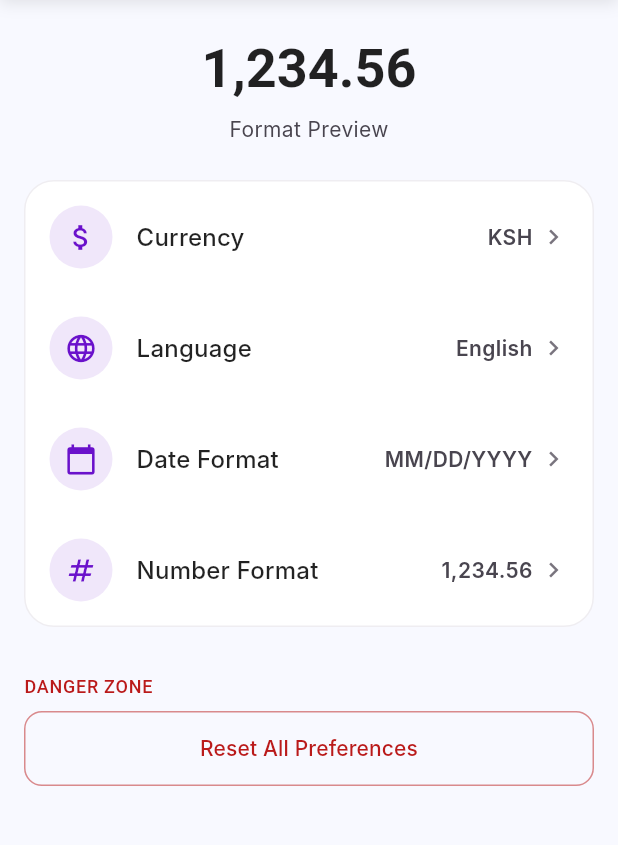
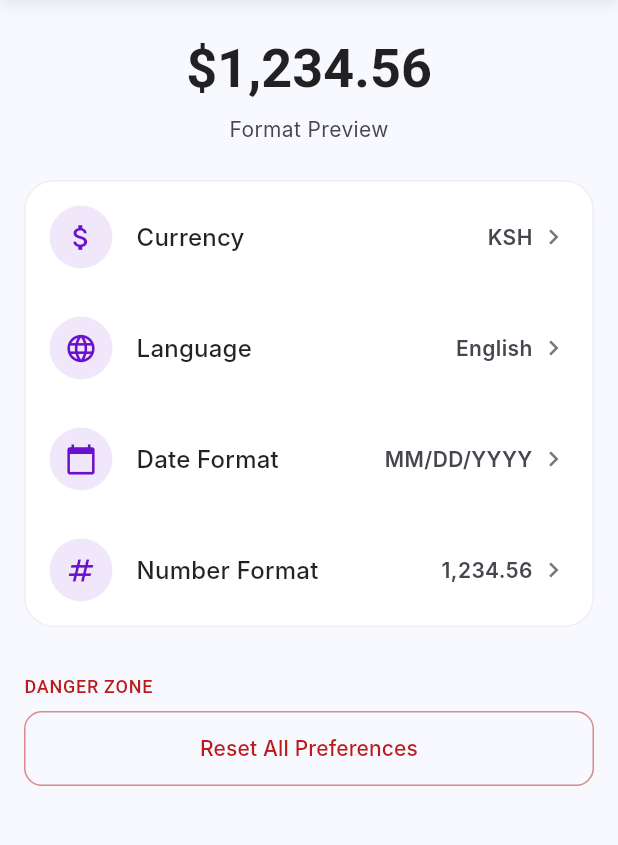
Before and after one commit to Max22577/Flutter_personal_finance_app, a Flutter app: the SettingsPage screen opened by its route, after a tap on "General Settings", on a phone screen of 412 x 824 dp, the part 84-929 px from its top. Run offline on Flutter 3.47's test engine with Material 3 defaults, Android fonts, the phone set to English and light mode, and no system bars; our stand-ins replace animate_do, cloud_firestore, firebase_auth, firebase_core, firebase_storage, fl_chart and 6 more; accounts and stored records are empty; Roboto replaces fonts that are missing (Inter).

Commit message:
Refactored my settings feature

```diff
--- a/lib/core/providers/currency_provider.dart
+++ b/lib/core/providers/currency_provider.dart
@@ -16,12 +16,16 @@
     notifyListeners();
   }
 
-  // Create a formatter instance that updates whenever the code changes
-  CurrencyFormatter get formatter => CurrencyFormatter(currency);
+  CurrencyFormatter? _cachedFormatter;
 
-  // The method your Settings page will call
+  CurrencyFormatter get formatter {
+    _cachedFormatter ??= CurrencyFormatter(currency);
+    return _cachedFormatter!;
+  }
+
   Future<void> updateCurrency(String newCode) async {
     _currentCurrency = newCode;
+    _cachedFormatter = null;
     await _prefs.setCurrency(newCode);
 
     notifyListeners();
--- a/lib/core/utils/currency_formatter.dart
+++ b/lib/core/utils/currency_formatter.dart
@@ -6,24 +6,39 @@
 
   CurrencyFormatter(this.currency);
 
-  // 1. Standard Format: $1,234.56
+  // Standard Format: $1,234.56
   String formatNumber(double amount, String locale) {
-    final format = NumberFormat.decimalPattern(locale);
+    final format = NumberFormat.currency(
+      locale: locale,
+      symbol: currency.symbol,
+      decimalDigits: 2,
+    );
     return format.format(amount);
   }
 
-  // 2. Compact Format: $1.2K or $2.5M
+  // Compact Format: $1.2K or $2.5M
+  String formatDisplay(double amount, String locale) {
+    final symbol = currency.symbol;
+    if (amount == amount.toInt()) {
+      // Formats as $1,234
+      return NumberFormat.currency(
+        locale: locale,
+        symbol: symbol,
+        decimalDigits: 0
+      ).format(amount);
+    }
+    // Formats as $1,234.56
+    return NumberFormat.currency(
+      locale: locale,
+      symbol: symbol,
+      decimalDigits: 2
+    ).format(amount);
+  }
+
   String formatCompact(double amount, String locale) {
     final format = NumberFormat.compact(locale: locale);
-    return format.format(amount);
+    return '${currency.symbol}${format.format(amount)}';
   }
 
-  // 3. Simple Display: No decimals for whole numbers
-  String formatDisplay(double amount, String locale) {
-    if (amount == amount.toInt()) {
-      return NumberFormat.decimalPattern(locale).format(amount);
-    }
-    return NumberFormat("#,##0.00", locale).format(amount);
-  }
 
 }
--- a/lib/features/settings/pages/general_settings_page.dart
+++ b/lib/features/settings/pages/general_settings_page.dart
@@ -1,9 +1,11 @@
 import 'package:flutter/material.dart';
 import 'package:personal_fin/core/providers/currency_provider.dart';
 import 'package:personal_fin/core/providers/language_provider.dart';
+import 'package:personal_fin/core/utils/app_feedback.dart';
 import 'package:personal_fin/core/widgets/custom_appbar.dart';
-import 'package:personal_fin/features/settings/widgets/currency_picker.dart';
 import 'package:personal_fin/features/settings/view_models/general_settings_view_model.dart';
+import 'package:personal_fin/features/settings/widgets/general_settings/currency_picker.dart';
+import 'package:personal_fin/features/settings/widgets/general_settings/hero_header.dart';
 import 'package:personal_fin/models/currency.dart';
 import 'package:personal_fin/models/setting_item.dart';
 import 'package:provider/provider.dart';
@@ -11,7 +13,175 @@
 class GeneralSettingsPage extends StatelessWidget {
   const GeneralSettingsPage({super.key});
 
-  Future<void> _showCurrencyPicker(BuildContext context, GeneralSettingsViewModel vm) async {
+  @override
+  Widget build(BuildContext context) {
+    return ChangeNotifierProvider(
+      create: (_) => GeneralSettingsViewModel()..loadSettings(),
+      child: Consumer<GeneralSettingsViewModel>(
+        builder: (context, vm, _) {
+          final theme = Theme.of(context);
+
+          return Scaffold(
+            backgroundColor: theme.colorScheme.surfaceContainerLow,
+            appBar: const CustomAppBar(
+              title: 'general_settings',
+              isRootNav: false,
+            ),
+            body: vm.isLoading
+                ? const Center(child: CircularProgressIndicator())
+                : const _SettingsBody(),
+          );
+        },
+      ),
+    );
+  }
+}
+
+/// Main Body of the settings
+class _SettingsBody extends StatelessWidget {
+  const _SettingsBody();
+
+  @override
+  Widget build(BuildContext context) {
+    return const SingleChildScrollView(
+      physics: BouncingScrollPhysics(),
+      child: Column(
+        children: [
+          HeroHeader(),
+          _SettingsList(),
+          SizedBox(height: 32),
+          _DangerZone(),
+          SizedBox(height: 32),
+        ],
+      ),
+    );
+  }
+}
+
+/// The list of settings tiles
+class _SettingsList extends StatelessWidget {
+  const _SettingsList();
+
+  @override
+  Widget build(BuildContext context) {
+    final vm = context.watch<GeneralSettingsViewModel>();
+    final lang = context.watch<LanguageProvider>();
+
+    final items = [
+      SettingItem(id: 'currency', title: lang.translate('currency'), subtitle: vm.currency, icon: Icons.attach_money, type: SettingType.selection),
+      SettingItem(id: 'language', title: lang.translate('language'), subtitle: vm.language, icon: Icons.language, type: SettingType.selection),
+      SettingItem(id: 'date_format', title: lang.translate('date_format'), subtitle: vm.dateFormat, icon: Icons.calendar_today, type: SettingType.selection),
+      SettingItem(id: 'number_format', title: lang.translate('number_format'), subtitle: vm.numberFormat, icon: Icons.numbers, type: SettingType.selection),
+    ];
+
+    return Container(
+      margin: const EdgeInsets.symmetric(horizontal: 16),
+      decoration: BoxDecoration(
+        color: Theme.of(context).colorScheme.surface,
+        borderRadius: BorderRadius.circular(20),
+        border: Border.all(color: Theme.of(context).colorScheme.outlineVariant.withValues(alpha: .3)),
+      ),
+      child: Column(
+        children: items.map((item) => _CustomSettingsTile(item: item)).toList(),
+      ),
+    );
+  }
+}
+
+/// Individual Tile class
+class _CustomSettingsTile extends StatelessWidget {
+  final SettingItem item;
+  const _CustomSettingsTile({required this.item});
+
+  @override
+  Widget build(BuildContext context) {
+    final theme = Theme.of(context);
+    final colors = theme.colorScheme;
+    final vm = context.read<GeneralSettingsViewModel>();
+
+    return InkWell(
+      onTap: () => _handleTap(context, vm),
+      borderRadius: BorderRadius.circular(20),
+      child: Padding(
+        padding: const EdgeInsets.symmetric(horizontal: 16, vertical: 16),
+        child: Row(
+          children: [
+            Container(
+              padding: const EdgeInsets.all(10),
+              decoration: BoxDecoration(
+                color: colors.primary.withValues(alpha: 0.1),
+                shape: BoxShape.circle,
+              ),
+              child: Icon(item.icon, color: colors.primary, size: 22),
+            ),
+            const SizedBox(width: 16),
+            Expanded(
+              child: Text(
+                item.title,
+                style: theme.textTheme.titleMedium?.copyWith(fontWeight: FontWeight.w500),
+              ),
+            ),
+            Text(
+              item.subtitle ?? '',
+              style: theme.textTheme.bodyMedium?.copyWith(
+                color: colors.onSurfaceVariant,
+                fontWeight: FontWeight.w600,
+              ),
+            ),
+            const SizedBox(width: 4),
+            Icon(Icons.chevron_right, color: colors.outline, size: 20),
+          ],
+        ),
+      ),
+    );
+  }
+
+  void _handleTap(BuildContext context, GeneralSettingsViewModel vm) {
+    // Logic for pickers stays here or moves to a mixin/controller
+    if (item.id == 'currency') _DialogUtils.currencyPicker(context, vm);
+    if (item.id == 'language') _DialogUtils.showLanguagePicker(context, vm);
+  }
+}
+
+/// Danger Zone section
+class _DangerZone extends StatelessWidget {
+  const _DangerZone();
+
+  @override
+  Widget build(BuildContext context) {
+    final theme = Theme.of(context);
+    final lang = context.watch<LanguageProvider>();
+    final vm = context.read<GeneralSettingsViewModel>();
+
+    return Padding(
+      padding: const EdgeInsets.symmetric(horizontal: 16),
+      child: Column(
+        crossAxisAlignment: CrossAxisAlignment.start,
+        children: [
+          Text(
+            lang.translate('danger_zone'),
+            style: theme.textTheme.labelMedium?.copyWith(color: theme.colorScheme.error),
+          ),
+          const SizedBox(height: 8),
+          OutlinedButton(
+            onPressed: () => _DialogUtils.showResetDialog(context, vm),
+            style: OutlinedButton.styleFrom(
+              foregroundColor: theme.colorScheme.error,
+              minimumSize: const Size(double.infinity, 50),
+              side: BorderSide(color: theme.colorScheme.error.withValues(alpha: 0.5)),
+              shape: RoundedRectangleBorder(borderRadius: BorderRadius.circular(12)),
+            ),
+            child: Text(lang.translate('reset_all')),
+          ),
+        ],
+      ),
+    );
+  }
+}
+
+/// Helper class to hold static dialog logic to keep UI classes clean
+class _DialogUtils {
+  static Future<void> currencyPicker(BuildContext context, GeneralSettingsViewModel vm) async {
     final currentCurrency = Currency.getCurrency(vm.currency);
     final messenger = ScaffoldMessenger.of(context);
     final lang = context.read<LanguageProvider>();
@@ -59,7 +229,7 @@
     }
   }
 
-  Future<void> _showLanguagePicker(BuildContext context, GeneralSettingsViewModel vm) async {
+  static Future<void> showLanguagePicker(BuildContext context, GeneralSettingsViewModel vm) async {
     final languages = ['English', 'Swahili', 'French', 'Spanish'];
     final theme = Theme.of(context);
     final colors = theme.colorScheme;
@@ -90,193 +260,14 @@
     );
 
     if (selected != null && selected != vm.language && context.mounted) {
-      // 1. Update the Provider
       await vm.updateLanguage(context, selected);
 
       if (!context.mounted) return;
-
-      messenger.showSnackBar(
-        SnackBar(
-          content: Text('${lang.translate('lang_changed')} $selected',
-            style: TextStyle(color: colors.onPrimaryContainer)
-          ),
-          backgroundColor: theme.colorScheme.primaryContainer,
-          shape: RoundedRectangleBorder(borderRadius: BorderRadius.circular(10)),
-          margin: const EdgeInsets.all(20),
-          duration: const Duration(seconds: 3),
-          behavior: SnackBarBehavior.floating,
-
-        ),
-      );
+      AppFeedback.show(messenger, '${lang.translate('lang_changed')} $selected', colors: colors, textTheme: theme.textTheme, isError: false);
     }
   }
 
-  @override
-  Widget build(BuildContext context) {
-    return ChangeNotifierProvider(
-      create: (_) => GeneralSettingsViewModel()..loadSettings(),
-      child: Consumer<GeneralSettingsViewModel>(
-        builder: (context, vm, _) {
-          final lang = context.watch<LanguageProvider>();
-          final theme = Theme.of(context);
-
-          return Scaffold(
-            backgroundColor: theme.colorScheme.surfaceContainerLow,
-            appBar: CustomAppBar(
-              title: 'general_settings',
-              isRootNav: false, // Tells the widget to use the passed title
-            ),
-            body: vm.isLoading
-              ? const Center(child: CircularProgressIndicator())
-              : SingleChildScrollView(
-                physics: const BouncingScrollPhysics(),
-                child: Column(
-                  children: [
-                    _buildHeroHeader(context, theme, lang),
-                    _buildSettingsList(context, vm, lang),
-                    const SizedBox(height: 32),
-                    _buildDangerZone(theme, lang, context, vm),
-                  ],
-                ),
-              ),
-          );
-        },
-      ),
-    );
-  }
-
-  Widget _buildHeroHeader(BuildContext context, ThemeData theme, LanguageProvider lang) {
-    final cf = context.watch<CurrencyProvider>().formatter;
-    return Container(
-      width: double.infinity,
-      padding: const EdgeInsets.all(24),
-      child: Column(
-        children: [
-          Text(
-            cf.formatNumber(1234.56, lang.localeCode),
-            style: theme.textTheme.displaySmall?.copyWith(
-              fontWeight: FontWeight.bold,
-              color: theme.colorScheme.onSurface,
-            ),
-          ),
-          const SizedBox(height: 8),
-          Text(
-            lang.translate('format_preview'),
-            style: theme.textTheme.bodyMedium?.copyWith(
-              color: theme.colorScheme.onSurfaceVariant,
-            ),
-          ),
-        ],
-      ),
-    );
-  }
-
-  Widget _buildSettingsList(BuildContext context, GeneralSettingsViewModel vm, LanguageProvider lang) {
-    final items = [
-      SettingItem(id: 'currency', title: lang.translate('currency'), subtitle: vm.currency, icon: Icons.attach_money, type: SettingType.selection,),
-      SettingItem(id: 'language', title: lang.translate('language'), subtitle: vm.language, icon: Icons.language, type: SettingType.selection,),
-      SettingItem(id: 'date_format', title: lang.translate('date_format'), subtitle: vm.dateFormat, icon: Icons.calendar_today, type: SettingType.selection,),
-      SettingItem(id: 'number_format', title: lang.translate('number_format'), subtitle: vm.numberFormat, icon: Icons.numbers, type: SettingType.selection,),
-    ];
-
-    return Container(
-      margin: const EdgeInsets.symmetric(horizontal: 16),
-      decoration: BoxDecoration(
-        color: Theme.of(context).colorScheme.surface,
-        borderRadius: BorderRadius.circular(20),
-        border: Border.all(color: Theme.of(context).colorScheme.outlineVariant.withValues(alpha: .3)),
-      ),
-      child: Column(
-        children: items.map((item) => _customSettingsTile(
-          item,
-          context,
-          vm
-        )).toList(),
-      ),
-    );
-  }
-
-  Widget _customSettingsTile(SettingItem item, BuildContext context, GeneralSettingsViewModel vm) {
-    final theme = Theme.of(context);
-    final colors = theme.colorScheme;
-
-    return InkWell(
-      onTap: () => _onTileTapped(context, vm, item.id),
-      borderRadius: BorderRadius.circular(20),
-      child: Column(
-        children: [
-          Padding(
-            padding: const EdgeInsets.symmetric(horizontal: 16, vertical: 16),
-            child: Row(
-              children: [
-                Container(
-                  padding: const EdgeInsets.all(10),
-                  decoration: BoxDecoration(
-                    color: colors.primary.withValues(alpha: 0.1),
-                    shape: BoxShape.circle,
-                  ),
-                  child: Icon(item.icon, color: colors.primary, size: 22),
-                ),
-                const SizedBox(width: 16),
-                Expanded(
-                  child: Text(
-                    item.title,
-                    style: theme.textTheme.titleMedium?.copyWith(fontWeight: FontWeight.w500),
-                  ),
-                ),
-                // Value display - more prominent than subtitle
-                Text(
-                  item.subtitle ?? '',
-                  style: theme.textTheme.bodyMedium?.copyWith(
-                    color: colors.onSurfaceVariant,
-                    fontWeight: FontWeight.w600,
-                  ),
-                ),
-                const SizedBox(width: 4),
-                Icon(Icons.chevron_right, color: colors.outline, size: 20),
-              ],
-            ),
-          ),
-
-        ],
-      ),
-    );
-  }
-
-  Widget _buildDangerZone(ThemeData theme, LanguageProvider lang, BuildContext context, GeneralSettingsViewModel vm) {
-
-    return Padding(
-      padding: const EdgeInsets.symmetric(horizontal: 16),
-      child: Column(
-        crossAxisAlignment: CrossAxisAlignment.start,
-        children: [
-          Text(
-            lang.translate('danger_zone'),
-            style: theme.textTheme.labelMedium?.copyWith(color: theme.colorScheme.error),
-          ),
-          const SizedBox(height: 8),
-          OutlinedButton(
-            onPressed: () => _resetToDefaults(context, vm),
-            style: OutlinedButton.styleFrom(
-              foregroundColor: theme.colorScheme.error,
-              minimumSize: const Size(double.infinity, 50),
-              side: BorderSide(color: theme.colorScheme.error.withValues(alpha: 0.5)),
-              shape: RoundedRectangleBorder(borderRadius: BorderRadius.circular(12)),
-            ),
-            child: Text(lang.translate('reset_all')),
-          ),
-        ],
-      ),
-    );
-  }
-
-  void _onTileTapped(BuildContext context, GeneralSettingsViewModel vm, String id) {
-    if (id == 'currency') _showCurrencyPicker(context, vm);
-    if (id == 'language') _showLanguagePicker(context, vm);
-    // ... add other pickers here
-  }
-
-  Future<void> _resetToDefaults(BuildContext context, GeneralSettingsViewModel vm) async {
+  static Future<void> showResetDialog(BuildContext context, GeneralSettingsViewModel vm) async {
     final messenger = ScaffoldMessenger.of(context);
     final theme = Theme.of(context);
     final lang = context.read<LanguageProvider>();
@@ -300,19 +291,8 @@
 
     if (confirmed == true) {
       vm.resetAll();
+      AppFeedback.show(messenger,lang.translate('reset_done'), colors: theme.colorScheme, textTheme: theme.textTheme, isError: false);
 
-      messenger.showSnackBar(
-        SnackBar(
-          content: Text(lang.translate('reset_done'),
-            style: TextStyle(color: theme.colorScheme.onPrimaryContainer)
-          ),
-          duration: const Duration(seconds: 3),
-          backgroundColor: theme.colorScheme.primaryContainer,
-          behavior: SnackBarBehavior.floating,
-          shape: RoundedRectangleBorder(borderRadius: BorderRadius.circular(10)),
-          margin: const EdgeInsets.all(20),
-        ),
-      );
     }
   }
 }
--- a/lib/features/settings/pages/settings_page.dart
+++ b/lib/features/settings/pages/settings_page.dart
@@ -2,8 +2,8 @@
 import 'package:flutter/material.dart';
 import 'package:personal_fin/core/providers/language_provider.dart';
 import 'package:personal_fin/core/widgets/custom_appbar.dart';
-import 'package:personal_fin/features/settings/widgets/profile_card.dart';
-import 'package:personal_fin/features/settings/widgets/settings_section.dart';
+import 'package:personal_fin/features/settings/widgets/settings/profile_card.dart';
+import 'package:personal_fin/features/settings/widgets/settings/settings_section.dart';
 import 'package:personal_fin/features/settings/pages/general_settings_page.dart';
 import 'package:personal_fin/features/settings/view_models/settings_view_model.dart';
 import 'package:personal_fin/models/setting_item.dart';
@@ -13,7 +13,6 @@
 class SettingsPage extends StatelessWidget {
   const SettingsPage({super.key});
 
-  // Define all settings items for main hub
   List<SettingItem>  _getgeneralSettings(LanguageProvider lang) => [
     SettingItem(
       id: 'appearance',
@@ -172,7 +171,7 @@
             backgroundColor: colors.surfaceContainerLow,
             appBar: CustomAppBar(
               title: 'settings',
-              isRootNav: false, // Tells the widget to use the passed title
+              isRootNav: false,
               actions: [
                 Padding(
                   padding: const EdgeInsets.only(right: 8),
@@ -197,7 +196,6 @@
                     onTap: () => _showEditProfileSheet(context, vm),
                   ),
 
-                  // Settings Sections (Using your existing SettingSection widget)
                   SettingsSection(
                     title: lang.translate('personalization'),
                     items: _getgeneralSettings(lang),
--- a/lib/features/settings/widgets/currency_picker.dart
+++ b/lib/features/settings/widgets/general_settings/currency_picker.dart
@@ -1,6 +1,5 @@
 import 'package:flutter/material.dart';
-import '../../../models/currency.dart';
-
+import '../../../../models/currency.dart';
 
 typedef CurrencySelectedCallback = void Function(Currency currency);
 
--- /dev/null
+++ b/lib/features/settings/widgets/general_settings/hero_header.dart
@@ -0,0 +1,39 @@
+import 'package:flutter/material.dart';
+import 'package:personal_fin/core/providers/currency_provider.dart';
+import 'package:personal_fin/core/providers/language_provider.dart';
+import 'package:provider/provider.dart';
+
+
+class HeroHeader extends StatelessWidget {
+  const HeroHeader({super.key});
+
+  @override
+  Widget build(BuildContext context) {
+    final theme = Theme.of(context);
+    final lang = context.watch<LanguageProvider>();
+    final cf = context.watch<CurrencyProvider>().formatter;
+
+    return Container(
+      width: double.infinity,
+      padding: const EdgeInsets.all(24),
+      child: Column(
+        children: [
+          Text(
+            cf.formatDisplay(1234.56, lang.localeCode),
+            style: theme.textTheme.displaySmall?.copyWith(
+              fontWeight: FontWeight.bold,
+              color: theme.colorScheme.onSurface,
+            ),
+          ),
+          const SizedBox(height: 8),
+          Text(
+            lang.translate('format_preview'),
+            style: theme.textTheme.bodyMedium?.copyWith(
+              color: theme.colorScheme.onSurfaceVariant,
+            ),
+          ),
+        ],
+      ),
+    );
+  }
+}
--- a/lib/features/settings/widgets/destructive_tile.dart
+++ b/lib/features/settings/widgets/settings/settings_section/destructive_tile.dart
@@ -1,5 +1,5 @@
 import 'package:flutter/material.dart';
-import '../../../models/setting_item.dart';
+import '../../../../../models/setting_item.dart';
 
 
 class DestructiveTile extends StatelessWidget {
--- a/lib/features/settings/widgets/settings_tile.dart
+++ b/lib/features/settings/widgets/settings/settings_section/settings_tile.dart
@@ -1,5 +1,5 @@
 import 'package:flutter/material.dart';
-import '../../../models/setting_item.dart';
+import '../../../../../models/setting_item.dart';
 
 class SettingsTile extends StatelessWidget {
   final SettingItem item;
--- a/lib/features/settings/widgets/slider_tile.dart
+++ b/lib/features/settings/widgets/settings/settings_section/slider_tile.dart
@@ -1,5 +1,5 @@
 import 'package:flutter/material.dart';
-import '../../../models/setting_item.dart';
+import '../../../../../models/setting_item.dart';
 
 class SliderTile extends StatelessWidget {
   final SettingItem item;
--- a/lib/features/settings/widgets/switch_tile.dart
+++ b/lib/features/settings/widgets/settings/settings_section/switch_tile.dart
@@ -1,5 +1,5 @@
 import 'package:flutter/material.dart';
-import '../../../models/setting_item.dart';
+import '../../../../../models/setting_item.dart';
 
 class SwitchTile extends StatelessWidget {
   final SettingItem item;
--- a/lib/models/budget.dart
+++ b/lib/models/budget.dart
@@ -1,6 +1,5 @@
 import 'package:cloud_firestore/cloud_firestore.dart';
 
-/// Represents a monthly budget limit set for a specific category.
 class Budget {
   final String id; // This will typically be a combination of userId_categoryId_monthYear
   final String userId;
```
Also changed, not shown: lib/features/settings/widgets/settings/settings_section.dart (renamed from lib/features/settings/widgets/settings_section.dart, +5 -5 lines), lib/features/settings/widgets/settings/profile_card.dart (renamed from lib/features/settings/widgets/profile_card.dart).
